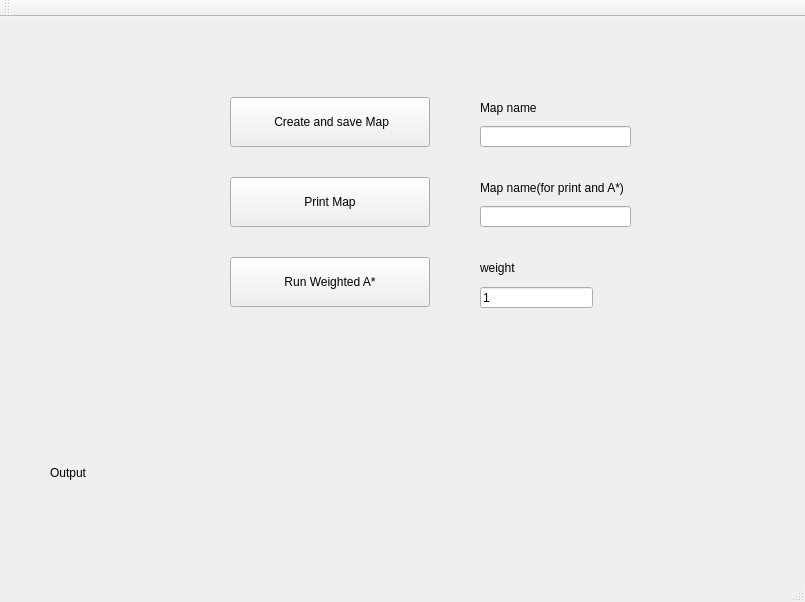
First picture: the form in Project1/mainwindow.ui, repository chx383141801/cs520Proj1, before the edit.
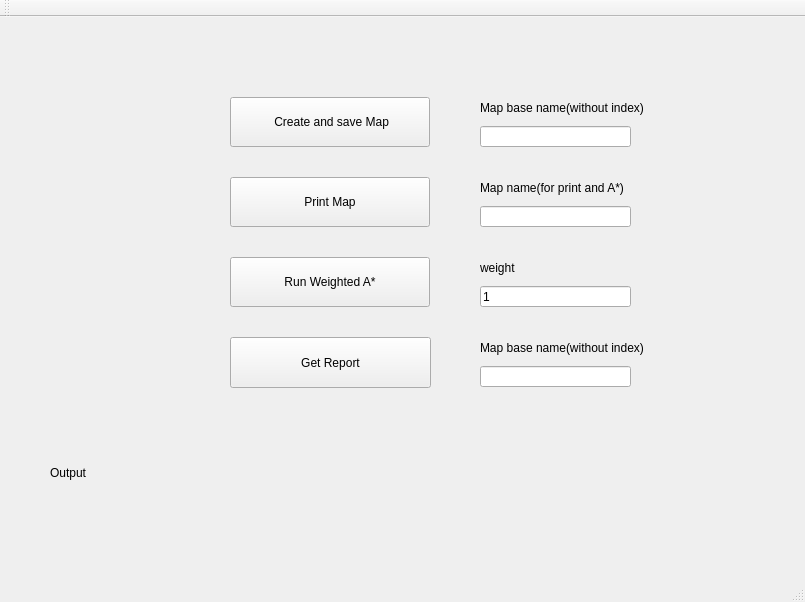
Second picture: the form after the edit.

Commit message: add get report

```diff
--- a/Project1/mainwindow.ui
+++ b/Project1/mainwindow.ui
@@ -82,8 +82,8 @@
     <property name="geometry">
      <rect>
       <x>480</x>
-      <y>270</y>
-      <width>113</width>
+      <y>269</y>
+      <width>151</width>
       <height>21</height>
      </rect>
     </property>
@@ -119,12 +119,12 @@
      <rect>
       <x>480</x>
       <y>80</y>
-      <width>91</width>
+      <width>201</width>
       <height>21</height>
      </rect>
     </property>
     <property name="text">
-     <string>Map name</string>
+     <string>Map base name(without index)</string>
     </property>
    </widget>
    <widget class="QLabel" name="label_4">
@@ -150,6 +150,42 @@
      </rect>
     </property>
    </widget>
+   <widget class="QPushButton" name="bt_get_report">
+    <property name="geometry">
+     <rect>
+      <x>230</x>
+      <y>320</y>
+      <width>201</width>
+      <height>51</height>
+     </rect>
+    </property>
+    <property name="text">
+     <string>Get Report</string>
+    </property>
+   </widget>
+   <widget class="QLabel" name="label_5">
+    <property name="geometry">
+     <rect>
+      <x>480</x>
+      <y>320</y>
+      <width>201</width>
+      <height>21</height>
+     </rect>
+    </property>
+    <property name="text">
+     <string>Map base name(without index)</string>
+    </property>
+   </widget>
+   <widget class="QLineEdit" name="le_map_name_2">
+    <property name="geometry">
+     <rect>
+      <x>480</x>
+      <y>349</y>
+      <width>151</width>
+      <height>21</height>
+     </rect>
+    </property>
+   </widget>
   </widget>
   <widget class="QMenuBar" name="menuBar">
    <property name="geometry">
```
The commit also changes 7 other files.
